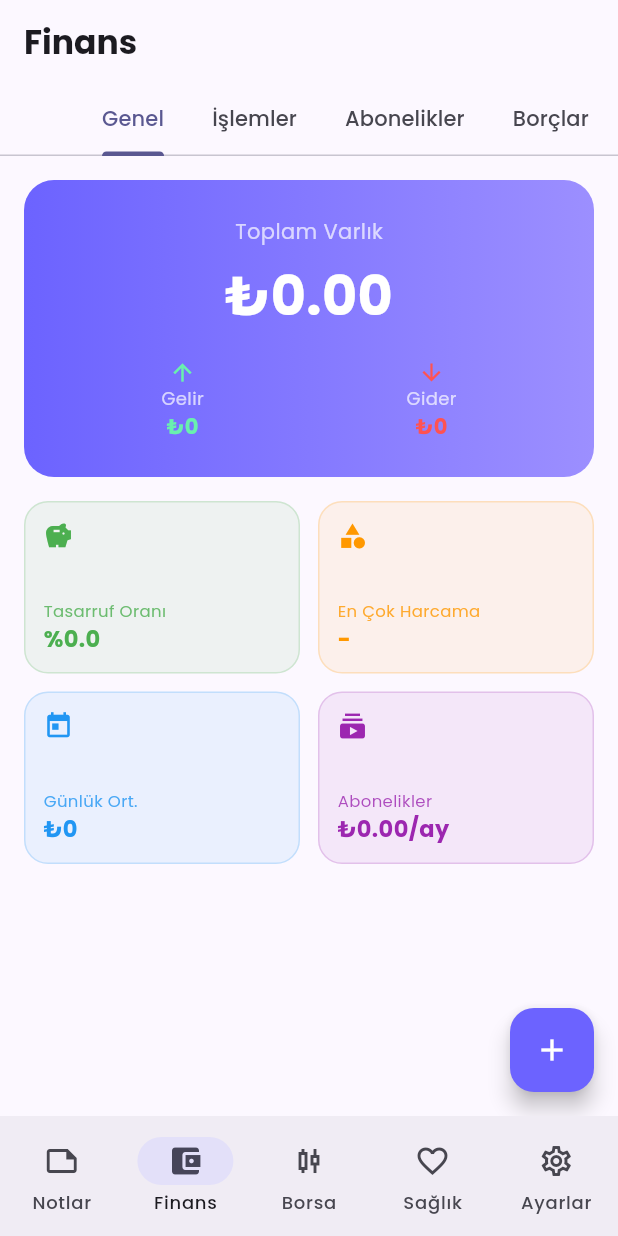
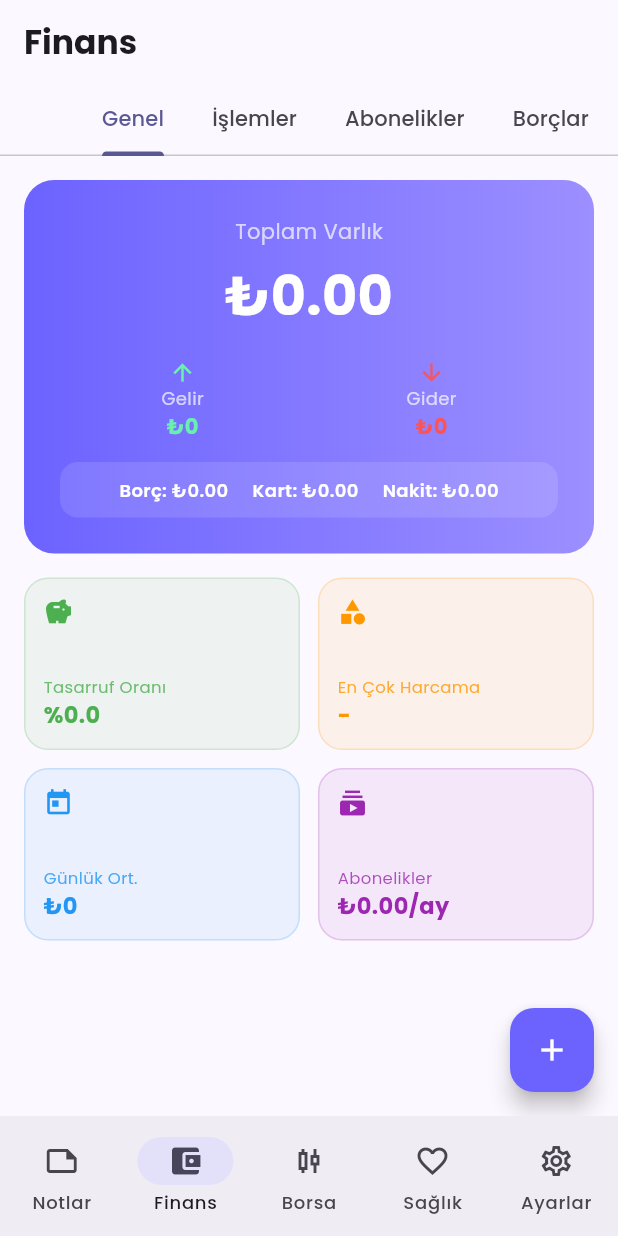
Before and after one commit to kadirrmerci/finvia1, a Flutter app: the screen it shows once a user with an empty profile is signed in, item 2 of the bottom bar chosen, on a phone screen of 412 x 824 dp. Run offline on Flutter 3.47's test engine with Material 3 defaults, Android fonts, the phone set to English and light mode, and no system bars; our stand-ins replace cloud_firestore, firebase_auth, firebase_core, fl_chart, flutter_local_notifications, google_fonts and 5 more; accounts and stored records are empty; network calls fail.

Commit message:
Include cash expenses in finance summary

```diff
--- a/lib/screens/finance/finance_screen.dart
+++ b/lib/screens/finance/finance_screen.dart
@@ -61,8 +61,12 @@ class _FinanceScreenState extends State<FinanceScreen>
   double get _totalDebt => _debts.fold(0, (sum, d) => sum + d.remainingAmount);
   double get _totalCreditCardDebt =>
       _creditCards.fold(0, (sum, c) => sum + c.currentDebt);
-  double get _totalLiabilityBalance => _totalDebt + _totalCreditCardDebt;
-  double get _totalAssets => _totalIncome - _totalLiabilityBalance;
+  double get _totalCashExpense => _transactions
+      .where((t) => t.isExpense && t.creditCardId == null)
+      .fold(0, (sum, t) => sum + t.amount);
+  double get _totalExpenseBalance =>
+      _totalDebt + _totalCreditCardDebt + _totalCashExpense;
+  double get _totalAssets => _totalIncome - _totalExpenseBalance;
 
   Map<String, double> get _categoryTotals {
     final Map<String, double> totals = {};
@@ -205,10 +209,32 @@ class _FinanceScreenState extends State<FinanceScreen>
                     _balanceChip(
                       Icons.arrow_downward,
                       'Gider',
-                      _totalLiabilityBalance,
+                      _totalExpenseBalance,
                       Colors.redAccent,
                     ),
                   ],
+                ),
+                const SizedBox(height: 14),
+                Container(
+                  width: double.infinity,
+                  padding: const EdgeInsets.symmetric(
+                    horizontal: 12,
+                    vertical: 10,
+                  ),
+                  decoration: BoxDecoration(
+                    color: Colors.white.withValues(alpha: 0.12),
+                    borderRadius: BorderRadius.circular(12),
+                  ),
+                  child: Wrap(
+                    alignment: WrapAlignment.center,
+                    spacing: 16,
+                    runSpacing: 6,
+                    children: [
+                      _expenseBreakdownItem('Borç', _totalDebt),
+                      _expenseBreakdownItem('Kart', _totalCreditCardDebt),
+                      _expenseBreakdownItem('Nakit', _totalCashExpense),
+                    ],
+                  ),
                 ),
               ],
             ),
@@ -399,6 +425,17 @@ class _FinanceScreenState extends State<FinanceScreen>
           style: TextStyle(color: color, fontWeight: FontWeight.bold),
         ),
       ],
+    );
+  }
+
+  Widget _expenseBreakdownItem(String label, double amount) {
+    return Text(
+      '$label: ₺${NumberFormat('#,##0.00').format(amount)}',
+      style: const TextStyle(
+        color: Colors.white,
+        fontSize: 12,
+        fontWeight: FontWeight.w600,
+      ),
     );
   }
 
@@ -941,8 +978,8 @@ class _FinanceScreenState extends State<FinanceScreen>
                 amount: d.monthlyPayment,
                 category: 'Borç Ödemesi',
                 date: DateTime.now(),
-                isExpense: true,
-                isFixed: true,
+                isExpense: false,
+                isFixed: false,
               );
               await _db.insertTransaction(t);
               await _loadAll();
```
